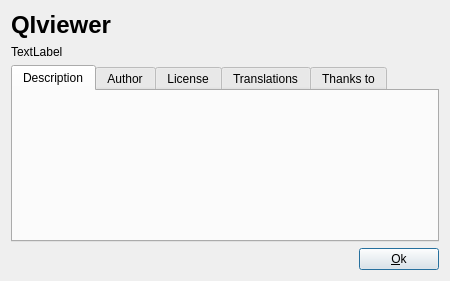
Qt form src/forms/aboutdialog.ui (samkpo/qiviewer) before a commit.
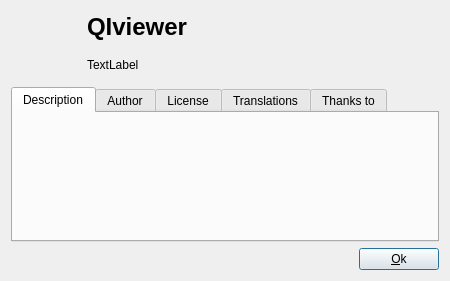
The same form after that commit. Icons and pictures are not drawn.

Commit message: Added (finally) an app icon (Thanks to "Acidrums4"). Update about dialog links.

```diff
--- a/src/forms/aboutdialog.ui
+++ b/src/forms/aboutdialog.ui
@@ -20,24 +20,7 @@
    <string>About</string>
   </property>
   <layout class="QGridLayout" name="gridLayout">
-   <item row="0" column="0">
-    <widget class="QLabel" name="titleLabel">
-     <property name="text">
-      <string notr="true">&lt;p&gt;&lt;h1&gt;QIviewer&lt;/h&gt;&lt;/p&gt;</string>
-     </property>
-     <property name="textInteractionFlags">
-      <set>Qt::LinksAccessibleByMouse|Qt::TextSelectableByMouse</set>
-     </property>
-    </widget>
-   </item>
-   <item row="1" column="0">
-    <widget class="QLabel" name="versionLabel">
-     <property name="text">
-      <string>TextLabel</string>
-     </property>
-    </widget>
-   </item>
-   <item row="3" column="0">
+   <item row="4" column="0">
     <widget class="QTabWidget" name="tabWidget">
      <property name="currentIndex">
       <number>0</number>
@@ -72,6 +55,19 @@
          </property>
         </widget>
        </item>
+       <item row="1" column="0">
+        <spacer name="verticalSpacer_4">
+         <property name="orientation">
+          <enum>Qt::Vertical</enum>
+         </property>
+         <property name="sizeHint" stdset="0">
+          <size>
+           <width>20</width>
+           <height>40</height>
+          </size>
+         </property>
+        </spacer>
+       </item>
       </layout>
      </widget>
      <widget class="QWidget" name="authorTab">
@@ -150,8 +146,8 @@
            <rect>
             <x>0</x>
             <y>0</y>
-            <width>426</width>
-            <height>153</height>
+            <width>410</width>
+            <height>101</height>
            </rect>
           </property>
           <layout class="QHBoxLayout" name="horizontalLayout_5">
@@ -195,8 +191,8 @@
            <rect>
             <x>0</x>
             <y>0</y>
-            <width>92</width>
-            <height>22</height>
+            <width>410</width>
+            <height>101</height>
            </rect>
           </property>
           <layout class="QHBoxLayout" name="horizontalLayout_3">
@@ -224,7 +220,7 @@
      </widget>
     </widget>
    </item>
-   <item row="4" column="0">
+   <item row="5" column="0">
     <layout class="QHBoxLayout" name="horizontalLayout">
      <item>
       <spacer name="horizontalSpacer">
@@ -248,6 +244,72 @@
      </item>
     </layout>
    </item>
+   <item row="0" column="0">
+    <layout class="QHBoxLayout" name="horizontalLayout_8">
+     <item>
+      <widget class="QLabel" name="iconLabel">
+       <property name="minimumSize">
+        <size>
+         <width>70</width>
+         <height>70</height>
+        </size>
+       </property>
+       <property name="maximumSize">
+        <size>
+         <width>70</width>
+         <height>70</height>
+        </size>
+       </property>
+       <property name="text">
+        <string/>
+       </property>
+       <property name="pixmap">
+        <pixmap resource="../../resources/qiviewer.qrc">:/qiviewer.png</pixmap>
+       </property>
+       <property name="scaledContents">
+        <bool>true</bool>
+       </property>
+       <property name="alignment">
+        <set>Qt::AlignLeading|Qt::AlignLeft|Qt::AlignTop</set>
+       </property>
+      </widget>
+     </item>
+     <item>
+      <layout class="QVBoxLayout" name="verticalLayout_2">
+       <item>
+        <widget class="QLabel" name="titleLabel">
+         <property name="text">
+          <string notr="true">&lt;p&gt;&lt;h1&gt;QIviewer&lt;/h&gt;&lt;/p&gt;</string>
+         </property>
+         <property name="textInteractionFlags">
+          <set>Qt::LinksAccessibleByMouse|Qt::TextSelectableByMouse</set>
+         </property>
+        </widget>
+       </item>
+       <item>
+        <widget class="QLabel" name="versionLabel">
+         <property name="text">
+          <string>TextLabel</string>
+         </property>
+        </widget>
+       </item>
+      </layout>
+     </item>
+     <item>
+      <spacer name="horizontalSpacer_2">
+       <property name="orientation">
+        <enum>Qt::Horizontal</enum>
+       </property>
+       <property name="sizeHint" stdset="0">
+        <size>
+         <width>40</width>
+         <height>20</height>
+        </size>
+       </property>
+      </spacer>
+     </item>
+    </layout>
+   </item>
   </layout>
  </widget>
  <resources/>
```
Left out of the diff: 4 changed lines with no effect on the pictures. The commit also changes 6 other files.
